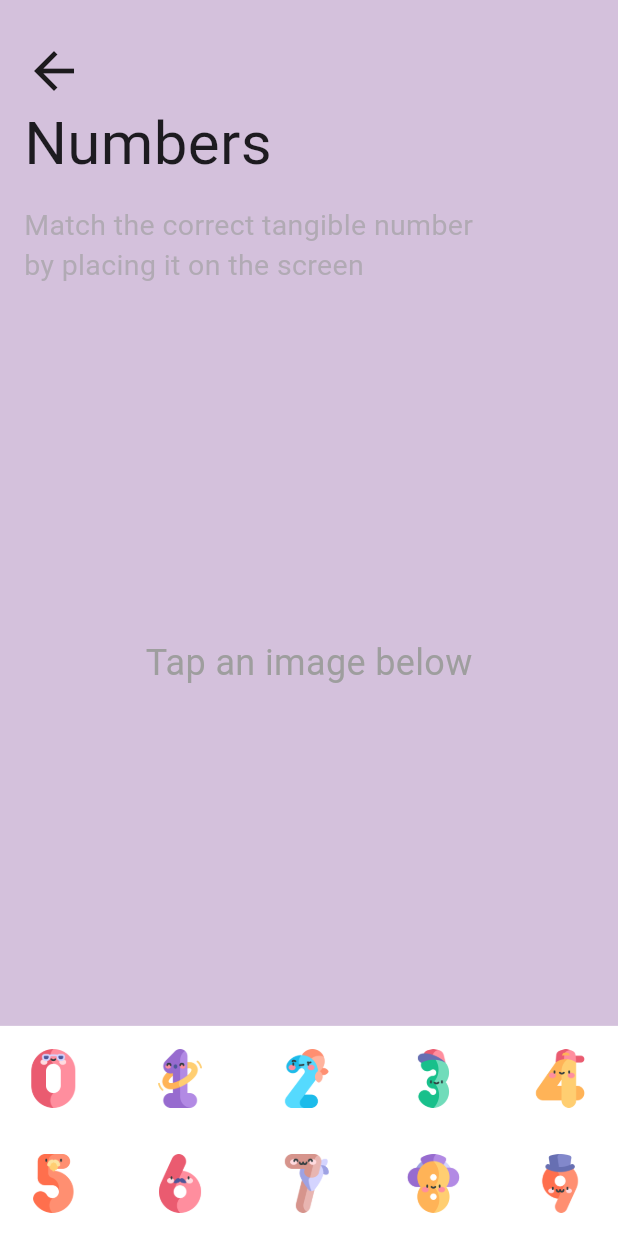
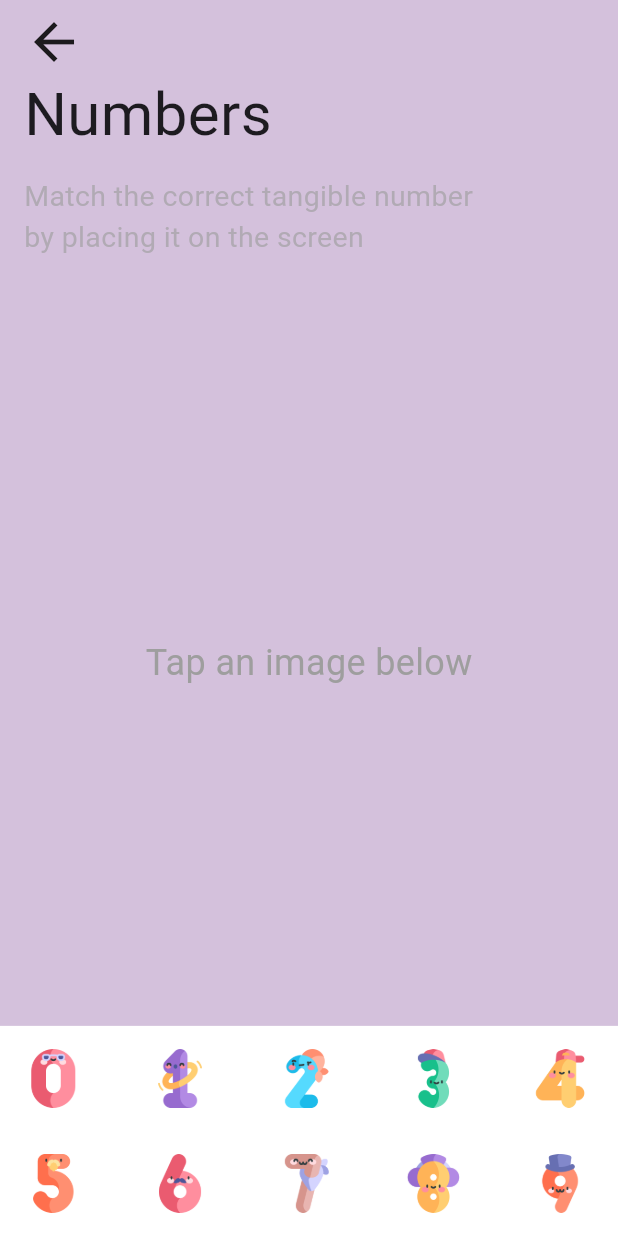
Before and after one commit to L0-St/KidsApp, a Flutter app: the LearningWidget screen opened directly, on a phone screen of 412 x 824 dp. Run offline on Flutter 3.47's test engine with Material 3 defaults, Android fonts, the phone set to English and light mode, and no system bars; our stand-ins replace bloc, dio, flutter_bloc, flutter_colorpicker, get, hive and 2 more; accounts and stored records are empty.

Commit message:
some repairs

```diff
--- a/lib/puzzle/sub_screens/learning/sub_screens/letterscreen.dart
+++ b/lib/puzzle/sub_screens/learning/sub_screens/letterscreen.dart
@@ -61,13 +61,13 @@ class _LettersScreenState extends State<LettersScreen> {
                       padding: EdgeInsets.only(top: 120),
                       child: Image.asset(lettersImage[index!],
                         height:  MediaQuery.sizeOf(context).height*0.26,
-                        width: MediaQuery.sizeOf(context).width * 0.59,
+                        width: MediaQuery.sizeOf(context).width * 0.5,
                       ),
                     ),
                     Text(
                       "( ${lettersList[index!]} = ${wordsList[index!]} )",
                       style: TextStyle(
-                        fontSize: 30,
+                        fontSize: 23,
                         color: Colors.grey,
                       ),
                     ),
--- a/lib/widgets/learningwidget.dart
+++ b/lib/widgets/learningwidget.dart
@@ -40,7 +40,7 @@ class _LearningWidgetState extends State<LearningWidget> {
                   crossAxisAlignment: CrossAxisAlignment.start,
                   children: [
                     SizedBox(
-                        height: MediaQuery.sizeOf(context).height*0.033,
+                        height: MediaQuery.sizeOf(context).height*0.01,
                     ),
                     InkWell(
                       onTap: () {
```
Also changed, not shown: lib/home/home1.dart (+7 -2 lines).
